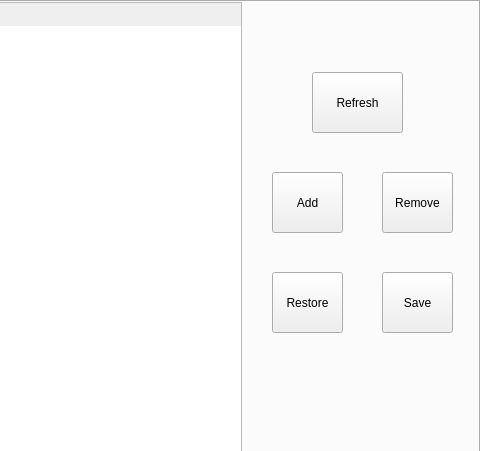
Above: adminwindow.ui from zrd96/restaurant before the change; both pictures show x 720 to 1200 and y 0 to 451 of the 1200 by 880 pixel window. Below: the same form after it.
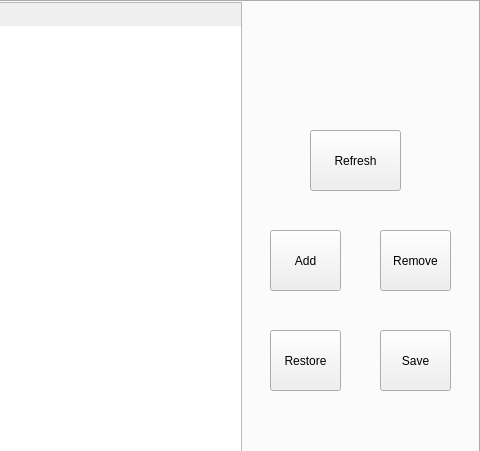
That is the form after the change. The open tabs and pages were chosen to show the change.

The edit to the form file:
```diff
--- a/adminwindow.ui
+++ b/adminwindow.ui
@@ -93,71 +93,6 @@
        </property>
       </column>
      </widget>
-     <widget class="QPushButton" name="refreshButtonTable">
-      <property name="geometry">
-       <rect>
-        <x>1030</x>
-        <y>70</y>
-        <width>91</width>
-        <height>61</height>
-       </rect>
-      </property>
-      <property name="text">
-       <string>Refresh</string>
-      </property>
-     </widget>
-     <widget class="QPushButton" name="addButtonTable">
-      <property name="geometry">
-       <rect>
-        <x>990</x>
-        <y>170</y>
-        <width>71</width>
-        <height>61</height>
-       </rect>
-      </property>
-      <property name="text">
-       <string>Add</string>
-      </property>
-     </widget>
-     <widget class="QPushButton" name="removeButtonTable">
-      <property name="geometry">
-       <rect>
-        <x>1100</x>
-        <y>170</y>
-        <width>71</width>
-        <height>61</height>
-       </rect>
-      </property>
-      <property name="text">
-       <string>Remove</string>
-      </property>
-     </widget>
-     <widget class="QPushButton" name="saveButtonTable">
-      <property name="geometry">
-       <rect>
-        <x>1100</x>
-        <y>270</y>
-        <width>71</width>
-        <height>61</height>
-       </rect>
-      </property>
-      <property name="text">
-       <string>Save</string>
-      </property>
-     </widget>
-     <widget class="QPushButton" name="restoreButtonTable">
-      <property name="geometry">
-       <rect>
-        <x>990</x>
-        <y>270</y>
-        <width>71</width>
-        <height>61</height>
-       </rect>
-      </property>
-      <property name="text">
-       <string>Restore</string>
-      </property>
-     </widget>
     </widget>
     <widget class="QWidget" name="dishTab">
      <attribute name="title">
@@ -522,6 +457,71 @@
      </widget>
     </widget>
    </widget>
+   <widget class="QPushButton" name="addButton">
+    <property name="geometry">
+     <rect>
+      <x>990</x>
+      <y>230</y>
+      <width>71</width>
+      <height>61</height>
+     </rect>
+    </property>
+    <property name="text">
+     <string>Add</string>
+    </property>
+   </widget>
+   <widget class="QPushButton" name="removeButton">
+    <property name="geometry">
+     <rect>
+      <x>1100</x>
+      <y>230</y>
+      <width>71</width>
+      <height>61</height>
+     </rect>
+    </property>
+    <property name="text">
+     <string>Remove</string>
+    </property>
+   </widget>
+   <widget class="QPushButton" name="saveButton">
+    <property name="geometry">
+     <rect>
+      <x>1100</x>
+      <y>330</y>
+      <width>71</width>
+      <height>61</height>
+     </rect>
+    </property>
+    <property name="text">
+     <string>Save</string>
+    </property>
+   </widget>
+   <widget class="QPushButton" name="refreshButton">
+    <property name="geometry">
+     <rect>
+      <x>1030</x>
+      <y>130</y>
+      <width>91</width>
+      <height>61</height>
+     </rect>
+    </property>
+    <property name="text">
+     <string>Refresh</string>
+    </property>
+   </widget>
+   <widget class="QPushButton" name="restoreButton">
+    <property name="geometry">
+     <rect>
+      <x>990</x>
+      <y>330</y>
+      <width>71</width>
+      <height>61</height>
+     </rect>
+    </property>
+    <property name="text">
+     <string>Restore</string>
+    </property>
+   </widget>
   </widget>
   <widget class="QMenuBar" name="menubar">
    <property name="geometry">
```
Left out of the diff: 224 changed lines with no effect on the pictures.
